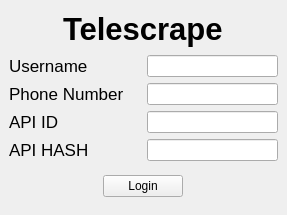
First picture: the form in src/gui/main_window/MainWindow.ui, repository ephell/Telescrape, before the edit.
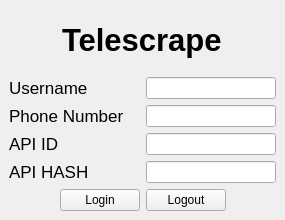
Second picture: the form after the edit. Custom widgets are drawn as their Qt base class.

Commit message: Add Logout button skeleton

Patch:
```diff
--- a/src/gui/main_window/MainWindow.ui
+++ b/src/gui/main_window/MainWindow.ui
@@ -6,8 +6,8 @@
    <rect>
     <x>0</x>
     <y>0</y>
-    <width>287</width>
-    <height>215</height>
+    <width>285</width>
+    <height>220</height>
    </rect>
   </property>
   <property name="windowTitle">
@@ -138,8 +138,21 @@
     </item>
     <item>
      <layout class="QHBoxLayout" name="horizontalLayout_5">
-      <item alignment="Qt::AlignHCenter|Qt::AlignVCenter">
-       <widget class="LoginButton" name="pushButton">
+      <item>
+       <spacer name="horizontalSpacer">
+        <property name="orientation">
+         <enum>Qt::Horizontal</enum>
+        </property>
+        <property name="sizeHint" stdset="0">
+         <size>
+          <width>40</width>
+          <height>20</height>
+         </size>
+        </property>
+       </spacer>
+      </item>
+      <item alignment="Qt::AlignHCenter">
+       <widget class="LoginButton" name="login_button">
         <property name="sizePolicy">
          <sizepolicy hsizetype="Fixed" vsizetype="Fixed">
           <horstretch>0</horstretch>
@@ -151,6 +164,32 @@
         </property>
        </widget>
       </item>
+      <item alignment="Qt::AlignHCenter">
+       <widget class="LogoutButton" name="logout_button">
+        <property name="sizePolicy">
+         <sizepolicy hsizetype="Fixed" vsizetype="Fixed">
+          <horstretch>0</horstretch>
+          <verstretch>0</verstretch>
+         </sizepolicy>
+        </property>
+        <property name="text">
+         <string>Logout</string>
+        </property>
+       </widget>
+      </item>
+      <item>
+       <spacer name="horizontalSpacer_2">
+        <property name="orientation">
+         <enum>Qt::Horizontal</enum>
+        </property>
+        <property name="sizeHint" stdset="0">
+         <size>
+          <width>40</width>
+          <height>20</height>
+         </size>
+        </property>
+       </spacer>
+      </item>
      </layout>
     </item>
    </layout>
@@ -162,6 +201,11 @@
    <extends>QPushButton</extends>
    <header>src.gui.main_window.button_login</header>
   </customwidget>
+  <customwidget>
+   <class>LogoutButton</class>
+   <extends>QPushButton</extends>
+   <header>src.gui.main_window.button_logout</header>
+  </customwidget>
  </customwidgets>
  <resources/>
  <connections/>
```
Left out of the diff: 2 changed lines with no effect on the pictures. The commit also changes 2 other files.
